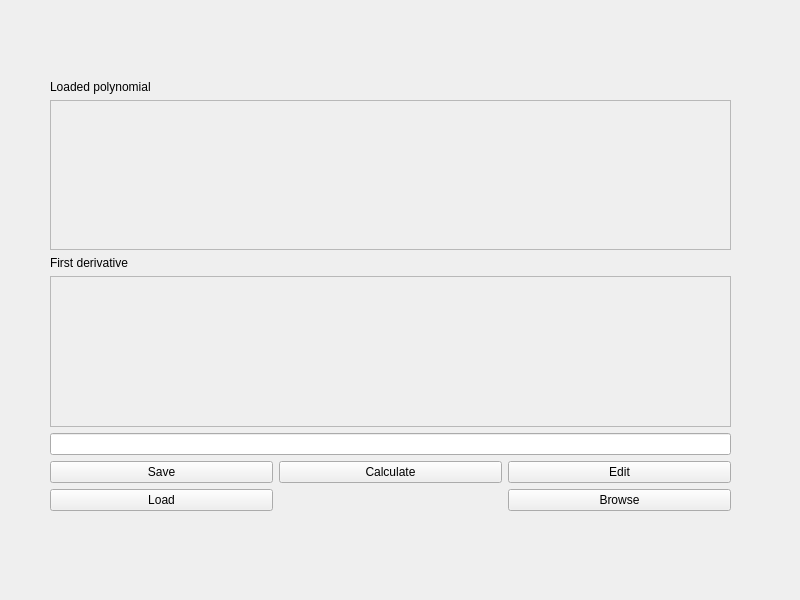
The window that polynomial-solver/MainWindow.ui (aczarnas/polynomial-solver) describes before a commit, drawn with Qt 5.
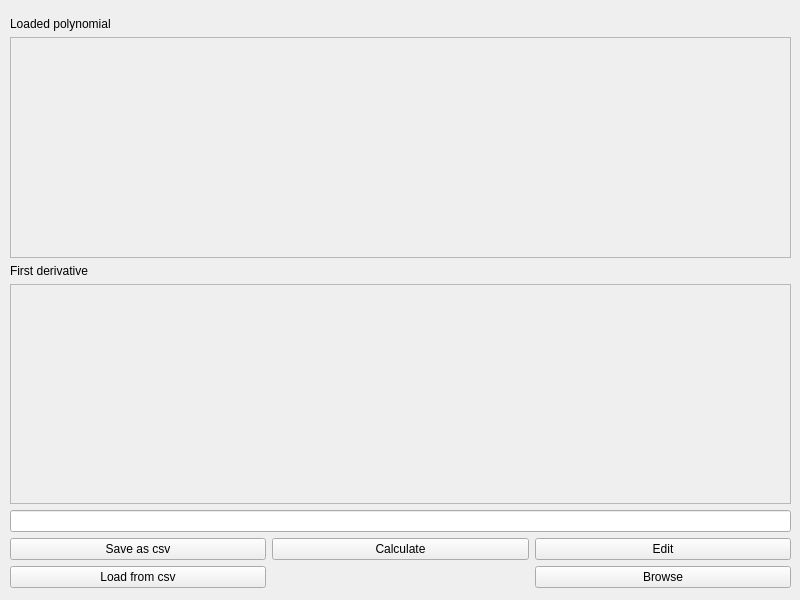
The same window after the commit.

Patch:
```diff
--- a/polynomial-solver/MainWindow.ui
+++ b/polynomial-solver/MainWindow.ui
@@ -17,13 +17,25 @@
    <widget class="QWidget" name="layoutWidget">
     <property name="geometry">
      <rect>
-      <x>50</x>
-      <y>80</y>
-      <width>681</width>
-      <height>431</height>
+      <x>0</x>
+      <y>7</y>
+      <width>801</width>
+      <height>591</height>
      </rect>
     </property>
     <layout class="QVBoxLayout" name="verticalLayout">
+     <property name="leftMargin">
+      <number>10</number>
+     </property>
+     <property name="topMargin">
+      <number>10</number>
+     </property>
+     <property name="rightMargin">
+      <number>10</number>
+     </property>
+     <property name="bottomMargin">
+      <number>10</number>
+     </property>
      <item>
       <widget class="QLabel" name="polynomialDisplayTextEditLabel">
        <property name="text">
@@ -57,7 +69,7 @@
        <item row="2" column="0">
         <widget class="QPushButton" name="loadButton">
          <property name="text">
-          <string>Load</string>
+          <string>Load from csv</string>
          </property>
         </widget>
        </item>
@@ -74,7 +86,7 @@
        <item row="1" column="0">
         <widget class="QPushButton" name="saveButton">
          <property name="text">
-          <string>Save</string>
+          <string>Save as csv</string>
          </property>
         </widget>
        </item>
```
